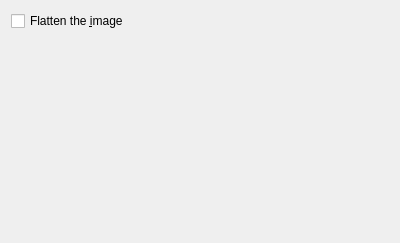
Above: krita/plugins/formats/exr/exr_export_widget.ui from KDE/krita before the change. Below: the same form after it.
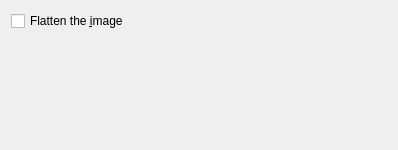
That is the form after the change.

Diff of the .ui file:
```diff
--- a/krita/plugins/formats/exr/exr_export_widget.ui
+++ b/krita/plugins/formats/exr/exr_export_widget.ui
@@ -6,8 +6,8 @@
    <rect>
     <x>0</x>
     <y>0</y>
-    <width>400</width>
-    <height>243</height>
+    <width>398</width>
+    <height>150</height>
    </rect>
   </property>
   <layout class="QVBoxLayout" name="verticalLayout">
@@ -38,7 +38,7 @@
      <property name="sizeHint" stdset="0">
       <size>
        <width>20</width>
-       <height>200</height>
+       <height>20</height>
       </size>
      </property>
     </spacer>
```
